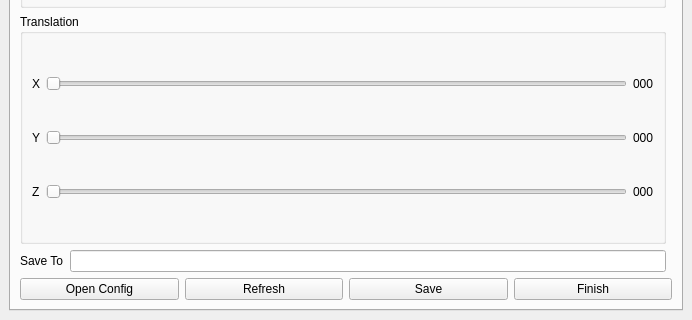
First picture: the form in src/mainwindow.ui, repository KangJialiang/Data-Platform, before the edit; both pictures show x 0 to 692 and y 294 to 614 of the 692 by 614 pixel window.
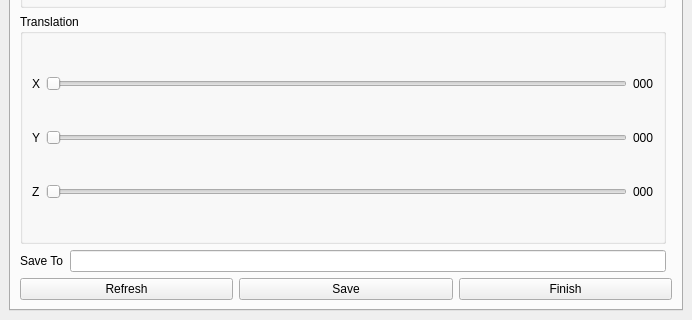
Second picture: the form after the edit.

Commit message: delete openConfigButton on Page 4

What changed in the file:
```diff
--- a/src/mainwindow.ui
+++ b/src/mainwindow.ui
@@ -780,13 +780,6 @@
         </item>
         <item row="5" column="0" colspan="2">
          <layout class="QHBoxLayout" name="buttonGroup">
-          <item>
-           <widget class="QPushButton" name="openConfigButton">
-            <property name="text">
-             <string>Open Config</string>
-            </property>
-           </widget>
-          </item>
           <item>
            <widget class="QPushButton" name="refreshButton">
             <property name="text">
```
The commit also changes 2 other files.
